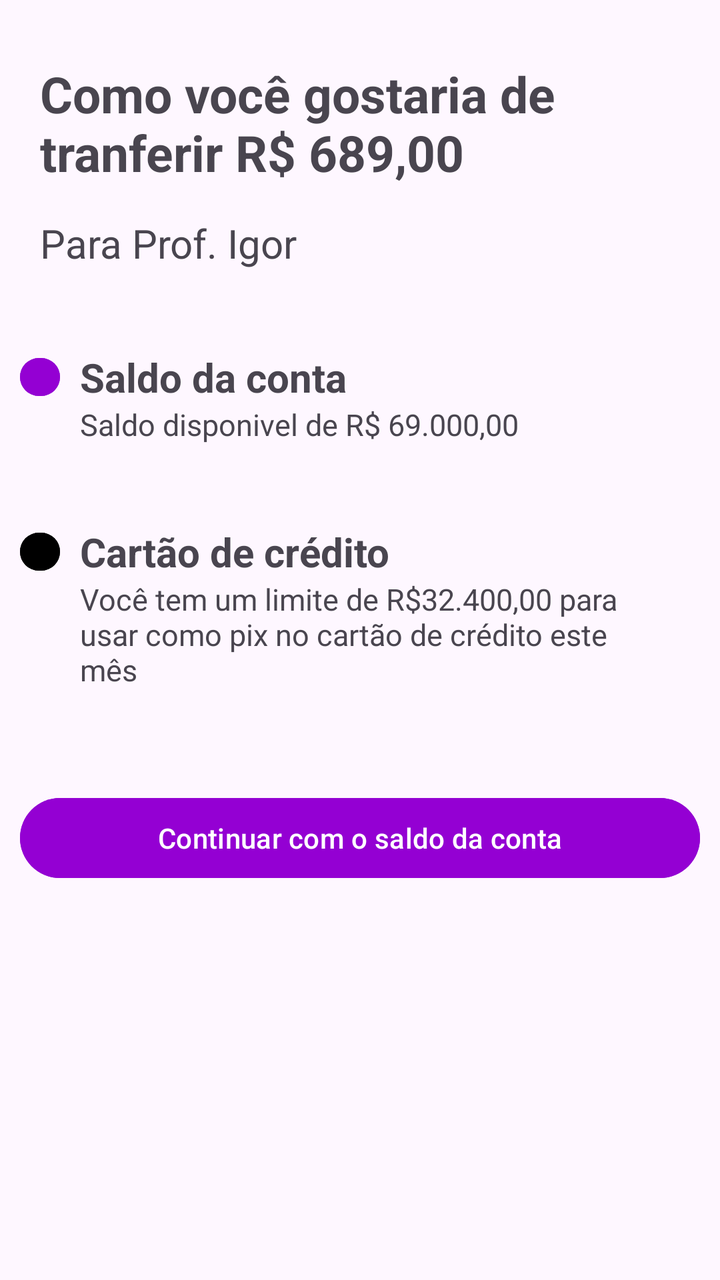
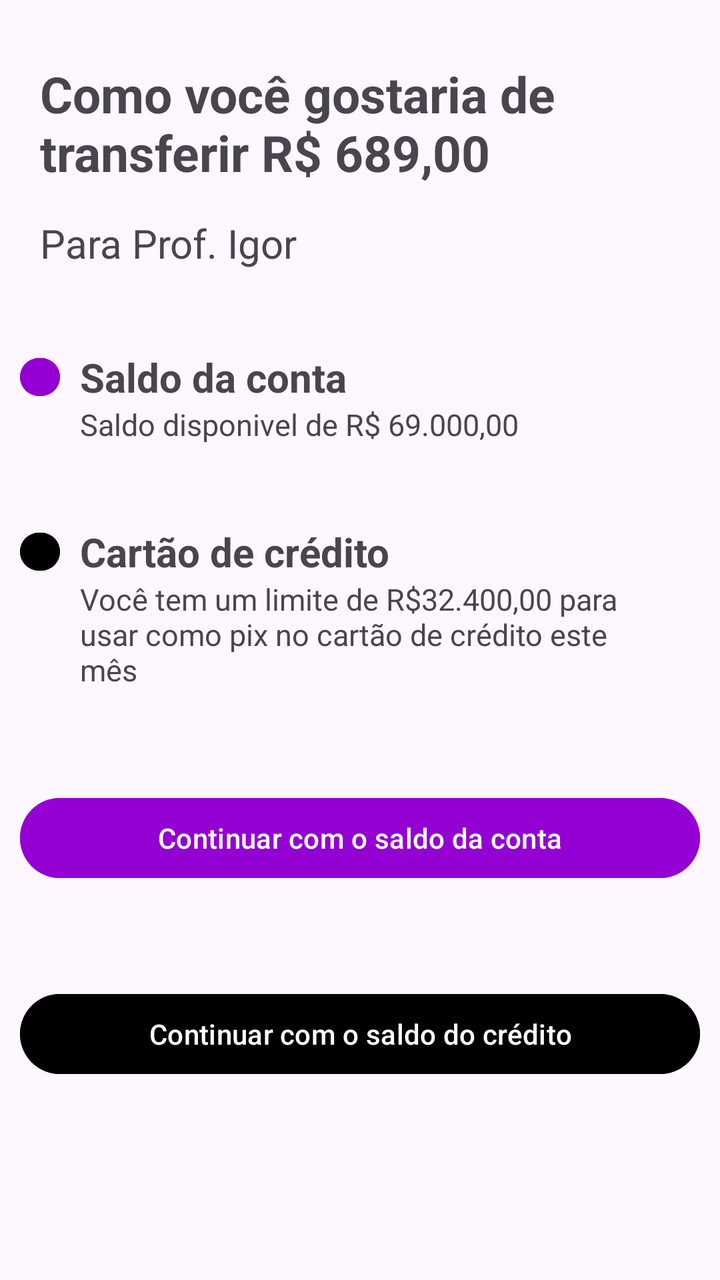

An Android layout rendered at two revisions. The XML below is the earlier revision; the diff shows what the commit changed to produce the second picture.
<!-- AndroidManifest.xml: application theme Theme.ProjetoIgor -->
<!-- res/layout/activity_como_gostaria.xml -->
<?xml version="1.0" encoding="utf-8"?>
<LinearLayout
    xmlns:android="http://schemas.android.com/apk/res/android"
    xmlns:app="http://schemas.android.com/apk/res-auto"
    xmlns:tools="http://schemas.android.com/tools"
    android:id="@+id/main"
    android:layout_width="match_parent"
    android:layout_height="match_parent"
    android:orientation="vertical"
    tools:context=".comoGostaria">

    <TextView
        android:layout_width="wrap_content"
        android:layout_height="wrap_content"
        android:layout_marginTop="30dp"
        android:layout_marginRight="20dp"
        android:layout_marginLeft="20dp"
        android:text="Como você gostaria de tranferir R$ 689,00"
        android:textSize="25sp"
        android:textStyle="bold"
        />
    <TextView
        android:layout_width="wrap_content"
        android:layout_height="wrap_content"
        android:layout_marginTop="15dp"
        android:layout_marginRight="20dp"
        android:layout_marginLeft="20dp"
        android:text="Para Prof. Igor"
        android:textSize="20sp"
        />

    <LinearLayout
        android:layout_width="wrap_content"
        android:layout_height="wrap_content"
        android:layout_marginTop="40dp"
        >
        <Button
            android:layout_width="20sp"
            android:layout_height="27sp"
            app:cornerRadius="100dp"
            android:layout_marginLeft="10dp"
            android:layout_marginRight="10dp"
            android:textColor="#ffff"
            android:backgroundTint="#9400d3"
            />
        <LinearLayout
            android:layout_width="match_parent"
            android:layout_height="wrap_content"
            android:orientation="vertical"
            >
            <TextView
                android:layout_width="wrap_content"
                android:layout_height="wrap_content"
                android:textSize="20dp"
                android:text="Saldo da conta"
                android:textStyle="bold"
                />
            <TextView
                android:layout_width="wrap_content"
                android:layout_height="wrap_content"
                android:textSize="15dp"
                android:text="Saldo disponivel de R$ 69.000,00"
                />

        </LinearLayout>
    </LinearLayout>

    <LinearLayout
        android:layout_width="wrap_content"
        android:layout_height="wrap_content"
        android:layout_marginTop="40dp"
        >
        <Button
            android:layout_width="20sp"
            android:layout_height="27sp"
            app:cornerRadius="100dp"
            android:layout_marginLeft="10dp"
            android:layout_marginRight="10dp"

            android:textColor="#ffff"
            android:backgroundTint="#000"
            />

        <LinearLayout
            android:layout_width="match_parent"
            android:layout_height="wrap_content"
            android:orientation="vertical"
            >
            <TextView
                android:layout_width="wrap_content"
                android:layout_height="wrap_content"
                android:textSize="20dp"
                android:text="Cartão de crédito"
                android:textStyle="bold"
                />
            <TextView
                android:layout_width="wrap_content"
                android:layout_height="wrap_content"
                android:layout_marginRight="50dp"
                android:textSize="15dp"
                android:text="Você tem um limite de R$32.400,00 para usar como pix no cartão de crédito este mês"
                />
        </LinearLayout>


    </LinearLayout>
        <Button
            android:id="@+id/btnSaldoEmConta"
            android:layout_width="match_parent"
            android:layout_height="wrap_content"
            app:cornerRadius="100dp"
            android:layout_marginLeft="10dp"
            android:layout_marginRight="10dp"
            android:text="Continuar com o saldo da conta"
            android:layout_marginTop="50dp"
            android:textColor="#ffff"
            android:backgroundTint="#9400d3"
            />

</LinearLayout>
<!-- resources referenced by this layout -->
<resources>
  <style name="Theme.ProjetoIgor" parent="Base.Theme.ProjetoIgor" />
  <style name="Base.Theme.ProjetoIgor" parent="Theme.Material3.DayNight.NoActionBar">
          
          
      </style>
</resources>

<!-- the commit's change to res/layout/activity_como_gostaria.xml (unified diff, before → after) -->
@@ -15,7 +15,7 @@
         android:layout_marginTop="30dp"
         android:layout_marginRight="20dp"
         android:layout_marginLeft="20dp"
-        android:text="Como você gostaria de tranferir R$ 689,00"
+        android:text="Como você gostaria de transferir R$ 689,00"
         android:textSize="25sp"
         android:textStyle="bold"
         />
@@ -116,5 +116,17 @@
             android:textColor="#ffff"
             android:backgroundTint="#9400d3"
             />
+        <Button
+            android:id="@+id/btnSaldoCredito"
+            android:layout_width="match_parent"
+            android:layout_height="wrap_content"
+            app:cornerRadius="100dp"
+            android:layout_marginLeft="10dp"
+            android:layout_marginRight="10dp"
+            android:text="Continuar com o saldo do crédito"
+            android:layout_marginTop="50dp"
+            android:textColor="#ffff"
+            android:backgroundTint="#000"
+            />
 
 </LinearLayout>
